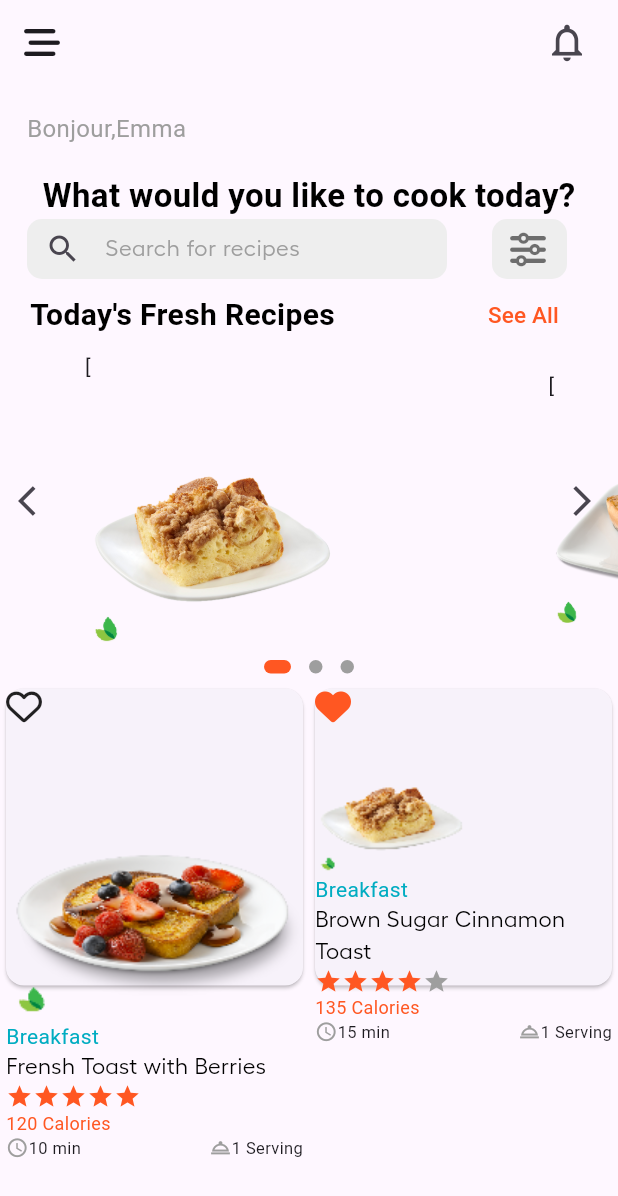
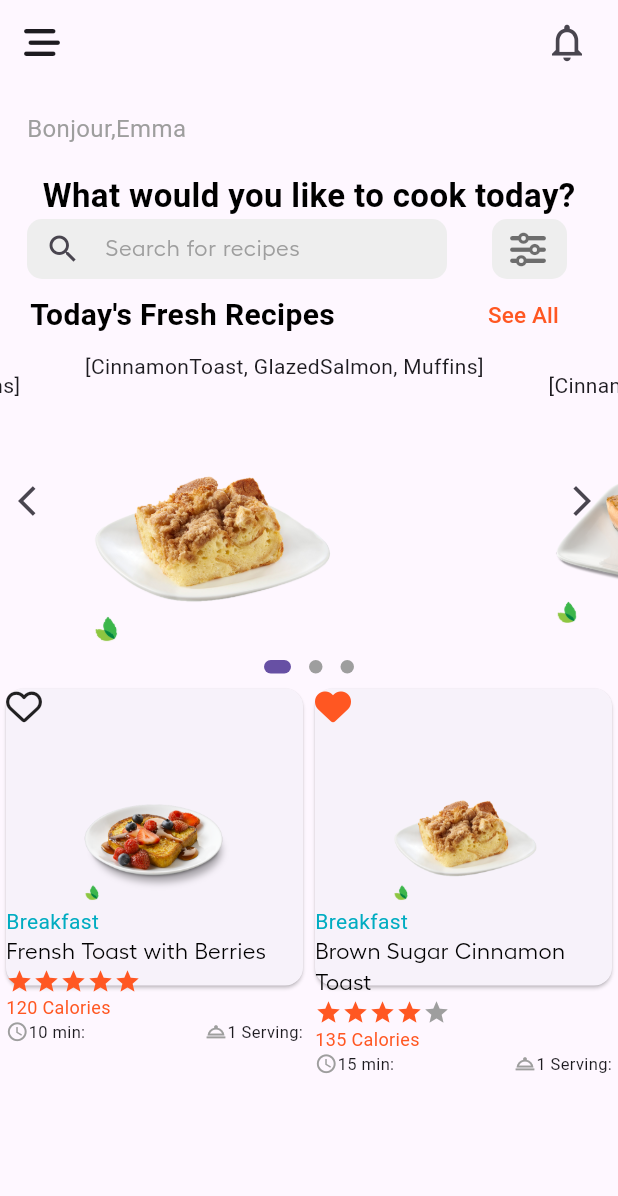
Before and after one commit to MonaMohammedbio/recipe_app_level2, a Flutter app: the HomePage screen opened directly, on a phone screen of 412 x 824 dp. Shown: the top 1196 px of the screen. Run offline on Flutter 3.47's test engine with Material 3 defaults, Android fonts, the phone set to English and light mode, and no system bars; drawn by our look-alikes of carousel_slider, dots_indicator; our stand-ins replace email_validator, font_awesome_flutter, shared_preferences; accounts and stored records are empty; Roboto replaces fonts that are missing (Abril_Display_Black, LibreBaskerville); statements that could not run were skipped.

Commit message:
Revert "task8 in Register.pages.dart"
This reverts commit 19c52ab2bf2c85cb620c056a060cf10afd2d696f.

```diff
--- a/lib/pages/Register.pages.dart
+++ b/lib/pages/Register.pages.dart
@@ -65,7 +65,7 @@ class _registerPageState extends State<registerPage> {
                         fontFamily: "Hellix"),
                     filled: false,
                     border: UnderlineInputBorder(),
-                    hintText: "Full Name",labelStyle: TextStyle(color: Colors.white)),
+                    labelText: "Full Name"),
               ),
             ),
           ),
@@ -89,7 +89,7 @@ class _registerPageState extends State<registerPage> {
                         fontFamily: "Hellix"),
                     filled: false,
                     border: UnderlineInputBorder(),
-                    hintText: "Email Adress",labelStyle: TextStyle(color: Colors.white)),
+                    labelText: "Email Adress"),
               ),
             ),
           ),
@@ -114,7 +114,7 @@ class _registerPageState extends State<registerPage> {
                         fontFamily: "Hellix"),
                     filled: false,
                     border: UnderlineInputBorder(),
-                   hintText: "Password",labelStyle: TextStyle(color: Colors.white)),
+                    labelText: "Password"),
               ),
             ),
           ),
--- a/lib/pages/Splash.pages.dart
+++ b/lib/pages/Splash.pages.dart
@@ -1,8 +1,6 @@
 import 'package:flutter/material.dart';
-import 'package:get_it/get_it.dart';
 import 'package:recipe_app_level2/pages/homepage.pages.dart';
 import 'package:recipe_app_level2/pages/intro.pages.dart';
-import 'package:shared_preferences/shared_preferences.dart';
 
 
 import '../services/shared prefrences.services.dart';
@@ -23,7 +21,7 @@ class _SplashPageState extends State<SplashPage> {
 
   void initSplash() async {
     await Future.delayed(const Duration(seconds: 3));
-    if (GetIt.I.get<SharedPreferences>().getBool("isLogin")??false) {
+    if (PrefrencesService.checkUser()) {
       Navigator.pushReplacement(
           context, MaterialPageRoute(builder: (_) => HomePage()));
       // go to home page
--- a/lib/pages/homepage.pages.dart
+++ b/lib/pages/homepage.pages.dart
@@ -29,11 +29,7 @@ var listTitles = ["CinnamonToast", "GlazedSalmon", "Muffins"];
               Padding(
                 padding: const EdgeInsets.symmetric(horizontal: 10),
                 child: IconButton(
-                    onPressed: () {},
-                    icon: Icon(
-                      Icons.notifications_none,
-                      size: 30,
-                    )),
+                    onPressed: () {}, icon: Icon(Icons.notifications_none,size: 30,)),
               )
             ]),
         body: SafeArea(
@@ -126,7 +122,7 @@ var listTitles = ["CinnamonToast", "GlazedSalmon", "Muffins"];
                   CarouselSlider(
                     carouselController: carouselControllerEx,
                     options: CarouselOptions(
-                      height: 200.0,
+                        height:200.0,
                         autoPlay: true,
                         viewportFraction: 0.75,
                         enlargeCenterPage: true,
@@ -142,7 +138,7 @@ var listTitles = ["CinnamonToast", "GlazedSalmon", "Muffins"];
                           margin: EdgeInsets.symmetric(horizontal: 5.0),
                           child: Stack(
                             children: [
-                            Text('$listTitles'[0]),
+                              Text('$listTitles'),
                               Image.asset(item),
                             ],
                           ));
@@ -171,7 +167,6 @@ var listTitles = ["CinnamonToast", "GlazedSalmon", "Muffins"];
                 ],
               ),
               DotsIndicator(
-
                 dotsCount: listTitles.length,
                 position: sliderIndex,
                 onTap: (position) async {
@@ -180,8 +175,6 @@ var listTitles = ["CinnamonToast", "GlazedSalmon", "Muffins"];
                   setState(() {});
                 },
                 decorator: DotsDecorator(
-                activeColor: Colors.deepOrange,
-
                   size: const Size.square(9.0),
                   activeSize: const Size(18.0, 9.0),
                   activeShape: RoundedRectangleBorder(
@@ -190,16 +183,19 @@ var listTitles = ["CinnamonToast", "GlazedSalmon", "Muffins"];
               ),
               GridView.count(
                 shrinkWrap: true,
-                primary: false,
                   crossAxisCount: 2,
                 children: [
                   Card(
                   child: Column(
+
                     crossAxisAlignment: CrossAxisAlignment.start,
                     children: [
+
                       Icon(FontAwesomeIcons.heart),
-                        Image.asset('images/frenshtoast.png',cacheHeight: 200,cacheWidth: 200,),
-
+                      AspectRatio(
+                        aspectRatio: 18.0 / 11.0,
+                        child: Image.asset('images/frenshtoast.png'),
+                      ),
                       Text(
                         "Breakfast",
                         style: TextStyle(color: Colors.cyan[600]),
@@ -209,8 +205,13 @@ var listTitles = ["CinnamonToast", "GlazedSalmon", "Muffins"];
                               color: Colors.black,
                               fontFamily: "Hellix",
                               fontSize: 15)),
-                        Row(
-                          children: [
+                      Row(children: [
+                        Icon(
+                          Icons.star,
+                          size: 18,
+                          color: Colors.deepOrange,
+                        ),
+
                         Icon(
                           Icons.star,
                           size: 18,
@@ -231,33 +232,27 @@ var listTitles = ["CinnamonToast", "GlazedSalmon", "Muffins"];
                           size: 18,
                           color: Colors.deepOrange,
                         ),
-                            Icon(
-                              Icons.star,
-                              size: 18,
-                              color: Colors.deepOrange,
-                            ),
-                          ],
-                        ),
-                        Text(
-                          "120 Calories",
-                          style:
-                              TextStyle(color: Colors.deepOrange, fontSize: 12),
-                        ),
+                      ],)
+                     , Text("120 Calories",style: TextStyle(color: Colors.deepOrange,fontSize: 12),),
                       Row(
                           mainAxisAlignment: MainAxisAlignment.spaceBetween,
                           children: [
                             Row(
                               children: [
-                                  Icon(Icons.access_time,
-                                      size: 15, color: Colors.grey),
-                                  Text(
-                                    "10 min",
+                                Icon(
+                                  Icons.access_time,
+                                  size: 15,
+                                  color: Colors.grey),
+
+                                Text("10 min:",
                                   style: TextStyle(
                                     fontSize: 11,
                                   ),
                                 ),
                               ],
                             ),
+
+
                             Row(
                               children: [
                                 Icon(
@@ -265,14 +260,15 @@ var listTitles = ["CinnamonToast", "GlazedSalmon", "Muffins"];
                                   size: 15,
                                   color: Colors.grey,
                                 ),
-                                  Text(
-                                    "1 Serving",
+                                Text("1 Serving:",
                                   style: TextStyle(
                                     fontSize: 11,
-                                    ),
-                                  ),
+                                  ),),
                               ],
                             ),
+
+
+
                           ]),
                     ],
                   ),
@@ -281,12 +277,11 @@ var listTitles = ["CinnamonToast", "GlazedSalmon", "Muffins"];
                     child: Column(
                       crossAxisAlignment: CrossAxisAlignment.start,
                       children: [
-                        Icon(
-                          FontAwesomeIcons.solidHeart,
-                          color: Colors.deepOrange,
+                        Icon(FontAwesomeIcons.solidHeart,color: Colors.deepOrange,),
+                        AspectRatio(
+                          aspectRatio: 18.0 / 11.0,
+                          child: Image.asset('images/CinnamonToaast.png'),
                         ),
-                        Image.asset('images/CinnamonToaast.png',cacheWidth: 100,cacheHeight: 100,alignment: Alignment.topRight,),
-
                         Text(
                           "Breakfast",
                           style: TextStyle(color: Colors.cyan[600]),
@@ -296,13 +291,13 @@ var listTitles = ["CinnamonToast", "GlazedSalmon", "Muffins"];
                                 color: Colors.black,
                                 fontFamily: "Hellix",
                                 fontSize: 15)),
-                        Row(
-                          children: [
+                        Row(children: [
                           Icon(
                             Icons.star,
                             size: 18,
                             color: Colors.deepOrange,
                           ),
+
                           Icon(
                             Icons.star,
                             size: 18,
@@ -323,28 +318,27 @@ var listTitles = ["CinnamonToast", "GlazedSalmon", "Muffins"];
                             size: 18,
                             color: Colors.grey,
                           ),
-                          ],
-                        ),
-                        Text(
-                          "135 Calories",
-                          style:
-                              TextStyle(color: Colors.deepOrange, fontSize: 12),
-                        ),
+                        ],)
+                        , Text("135 Calories",style: TextStyle(color: Colors.deepOrange,fontSize: 12),),
                         Row(
                             mainAxisAlignment: MainAxisAlignment.spaceBetween,
                             children: [
                               Row(
                                 children: [
-                                  Icon(Icons.access_time,
-                                      size: 15, color: Colors.grey),
-                                  Text(
-                                    "15 min",
+                                  Icon(
+                                      Icons.access_time,
+                                      size: 15,
+                                      color: Colors.grey),
+
+                                  Text("15 min:",
                                     style: TextStyle(
                                       fontSize: 11,
                                     ),
                                   ),
                                 ],
                               ),
+
+
                               Row(
                                 children: [
                                   Icon(
@@ -352,20 +346,23 @@ var listTitles = ["CinnamonToast", "GlazedSalmon", "Muffins"];
                                     size: 15,
                                     color: Colors.grey,
                                   ),
-                                  Text(
-                                    "1 Serving",
+                                  Text("1 Serving:",
                                     style: TextStyle(
                                       fontSize: 11,
-                                    ),
-                                  ),
+                                    ),),
                                 ],
                               ),
+
+
+
                             ]),
                       ],
                     ),
                   ),
+             ] ),
+
             ]),
-          ]),
-        )));
+          ),
+        ));
   }
 }
--- a/pubspec.yaml
+++ b/pubspec.yaml
@@ -40,7 +40,6 @@ dependencies:
   carousel_slider: ^4.2.1
   dots_indicator: ^3.0.0
   font_awesome_flutter: ^10.6.0
-  get_it: ^7.6.4
 
 dev_dependencies:
   flutter_test:
```
Also changed, not shown: lib/main.dart (+5 -7 lines), lib/pages/signin..pages.dart (+4 -5 lines), lib/services/shared prefrences.services.dart (+13 -13 lines), pubspec.lock, 1 other file. Lines whose indentation alone changed are shown as unchanged.
